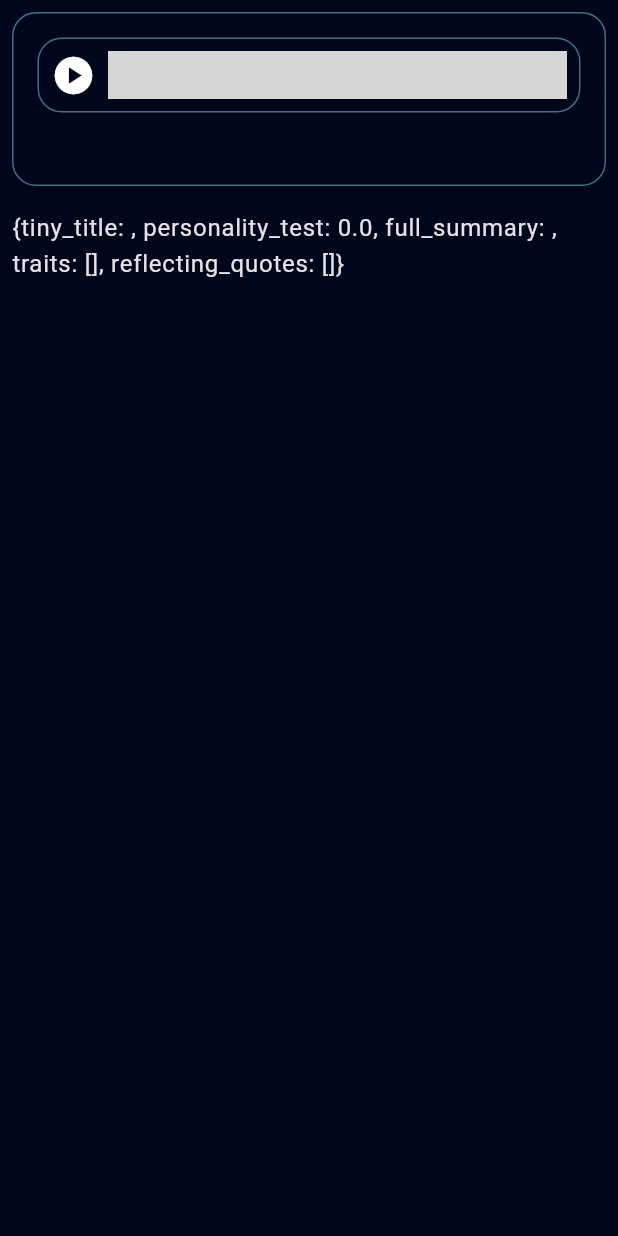
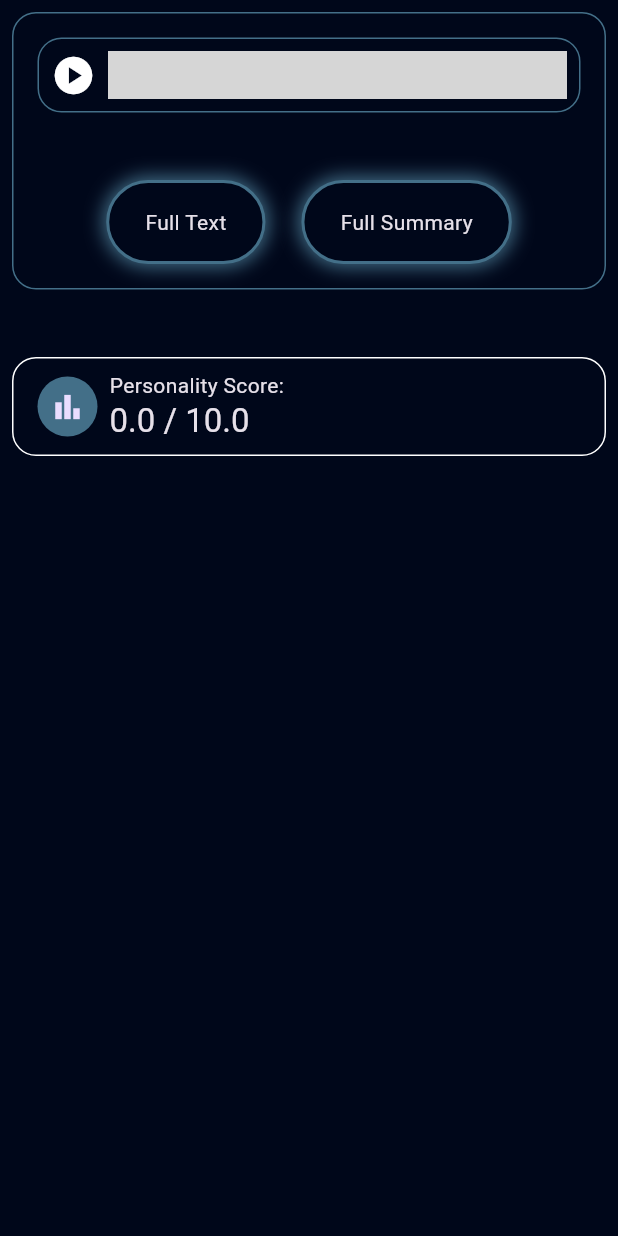
Before and after one commit to naimurhasan/alindor_brainai, a Flutter app: the RecordSuccessStateBody widget shown alone on an empty page, opened directly with empty values, on a phone screen of 412 x 824 dp. Run offline on Flutter 3.47's test engine with Material 3 defaults, Android fonts, the phone set to English and light mode, and no system bars; our stand-ins replace dio, firebase_auth, firebase_core, flutter_bloc, flutter_dotenv, font_awesome_flutter and 4 more; missing offline and left inert: audio_waveforms; accounts and stored records are empty; grey boxes are pictures that could not be loaded.

Commit message:
personality score designed

```diff
--- a/lib/src/features/ind_record/data/datastore/ind_record_datstore_impl.dart
+++ b/lib/src/features/ind_record/data/datastore/ind_record_datstore_impl.dart
@@ -41,8 +41,8 @@ class IndRecordDataStoreImpl implements IndRecordDataStore {
   Future<TextAnalysisResult> analyzePersonality(String speechText) async {
 
     // use demo to save api call
-    // final rawArgument = "{\"personality_test\":8,\"tiny_title\":\"Exploring the Sundarbans\",\"full_summary\":\"A reflection on the awe-inspiring beauty and resilience of the Sundarbans mangrove forests.\",\"traits\":[{\"name\":\"Empathy\",\"score\":9},{\"name\":\"Optimism\",\"score\":8},{\"name\":\"Courage\",\"score\":7},{\"name\":\"Resilience\",\"score\":8},{\"name\":\"Intelligence\",\"score\":8}],\"reflecting_quotes\":[{\"topic\":\"Favorite Topics and People\",\"quote\":\"The dense mangrove forests seemed to breathe with life, each leaf whispering tales of mystery and resilience.\"},{\"topic\":\"Personal Profile\",\"quote\":\"I carried with me memories that would last a lifetime, a testament to the enduring power of nature's embrace.\"},{\"topic\":\"Less Favorite Topics and People\",\"quote\":\"Despite the challenges posed by climate change and human encroachment, the Sundarbans stood as a symbol of resilience, a sanctuary for both wildlife and the human spirit.\"}]}";
-    //   return TextAnalysisResult.fromJson(json.decode(rawArgument));
+    final rawArgument = "{\"personality_test\":8,\"tiny_title\":\"Exploring the Sundarbans\",\"full_summary\":\"A reflection on the awe-inspiring beauty and resilience of the Sundarbans mangrove forests.\",\"traits\":[{\"name\":\"Empathy\",\"score\":9},{\"name\":\"Optimism\",\"score\":8},{\"name\":\"Courage\",\"score\":7},{\"name\":\"Resilience\",\"score\":8},{\"name\":\"Intelligence\",\"score\":8}],\"reflecting_quotes\":[{\"topic\":\"Favorite Topics and People\",\"quote\":\"The dense mangrove forests seemed to breathe with life, each leaf whispering tales of mystery and resilience.\"},{\"topic\":\"Personal Profile\",\"quote\":\"I carried with me memories that would last a lifetime, a testament to the enduring power of nature's embrace.\"},{\"topic\":\"Less Favorite Topics and People\",\"quote\":\"Despite the challenges posed by climate change and human encroachment, the Sundarbans stood as a symbol of resilience, a sanctuary for both wildlife and the human spirit.\"}]}";
+      return TextAnalysisResult.fromJson(json.decode(rawArgument));
 
     httpClient.client.options.headers['Authorization'] =
         'Bearer ${AppEnv.openAiApiKey}';
--- a/lib/src/features/ind_record/presentation/ind_record_page.dart
+++ b/lib/src/features/ind_record/presentation/ind_record_page.dart
@@ -4,6 +4,8 @@ import 'package:alindor_brainai/src/features/auth/presentation/bloc/authenticati
 import 'package:alindor_brainai/src/features/ind_record/domain/ind_record_repository.dart';
 import 'package:alindor_brainai/src/features/ind_record/presentation/bloc/ind_record_bloc.dart';
 import 'package:alindor_brainai/src/features/ind_record/presentation/widgets/recorded_audio_player.dart';
+import 'package:alindor_brainai/src/features/ind_record/presentation/widgets/text_analysis_result_view.dart';
+import 'package:alindor_brainai/src/features/ind_record/presentation/widgets/text_switching_widget.dart';
 import 'package:flutter/material.dart';
 import 'package:flutter_bloc/flutter_bloc.dart';
 import 'package:go_router/go_router.dart';
@@ -29,10 +31,20 @@ class IndRecordBody extends StatelessWidget {
   Widget build(BuildContext context) {
     return BlocBuilder<IndRecordBloc, IndRecordState>(
         builder: (context, state) {
+      // title text
+      String appBarTitle = "Record Something!";
+      if (state is IndRecordSuccessState && state.textAnalysisResult != null) {
+        appBarTitle = state.textAnalysisResult!.tinyTitle;
+      }
+
       return Scaffold(
         appBar: AppBar(
+          leading: const SizedBox(),
           title: AppBar(
-            title: const Text("Record Something!"),
+            title: Text(
+              appBarTitle,
+              style: Theme.of(context).textTheme.bodyLarge,
+            ),
             centerTitle: true,
           ),
           actions: [
@@ -48,7 +60,7 @@ class IndRecordBody extends StatelessWidget {
         floatingActionButtonLocation: FloatingActionButtonLocation.centerFloat,
         floatingActionButton: FloatingActionButton(
           backgroundColor:
-              state is IndRecordRecordingState ? AppColors.negative : null,
+              state is IndRecordRecordingState ? AppColors.negative : AppColors.btnBorder,
           onPressed: () {
             if (state is IndRecordRecordingState) {
               context.read<IndRecordBloc>().add(IndRecordStopEvent());
@@ -90,6 +102,7 @@ class RecordSuccessStateBody extends StatelessWidget {
         child: Column(
           mainAxisAlignment: MainAxisAlignment.center,
           children: [
+            // audio and speech + summary
             Container(
               padding: const EdgeInsets.all(AppSizes.padding * 2),
               decoration: BoxDecoration(
@@ -108,13 +121,19 @@ class RecordSuccessStateBody extends StatelessWidget {
                       style: Theme.of(context).textTheme.bodyLarge,
                     ),
                   ] else
-                    Text(
-                      state.message,
-                      style: Theme.of(context).textTheme.bodyLarge,
-                    ),
+                    state.textAnalysisResult == null
+                        ? Text(
+                            state.message,
+                            style: Theme.of(context).textTheme.bodyLarge,
+                          )
+                        : TextSwitchingWidgets(
+                            text1: state.textAnalysisResult!.fullSummary,
+                            text2: state.message,
+                          ),
                 ],
               ),
             ),
+            // more details
             const SizedBox(height: AppSizes.padding * 2),
             if (state.isGeneratingAnalysis) ...[
               const CircularProgressIndicator(),
@@ -124,11 +143,11 @@ class RecordSuccessStateBody extends StatelessWidget {
                 style: Theme.of(context).textTheme.bodyLarge,
               ),
             ] else
-             state.textAnalysisResult == null ? SizedBox() :
-              Text(
-                state.textAnalysisResult?.toJson().toString() ?? "",
-                style: Theme.of(context).textTheme.bodyLarge,
-              ),
+              state.textAnalysisResult == null
+                  ? SizedBox()
+                  : TextAnalysisResultView(
+                    data: state.textAnalysisResult!,
+                  ),
           ],
         ),
       ),
--- /dev/null
+++ b/lib/src/features/ind_record/presentation/widgets/text_analysis_result_view.dart
@@ -0,0 +1,59 @@
+import 'package:alindor_brainai/src/core/utils/constants.dart';
+import 'package:alindor_brainai/src/features/ind_record/data/model/text_analyzed_result/text_analyzed_result.dart';
+import 'package:flutter/material.dart';
+
+class TextAnalysisResultView extends StatelessWidget {
+  final TextAnalysisResult data;
+
+  const TextAnalysisResultView({
+    super.key,
+    required this.data,
+  });
+
+  @override
+  Widget build(BuildContext context) {
+    return Column(
+      children: [
+        Text(data.tinyTitle),
+        const SizedBox(
+          height: AppSizes.padding,
+        ),
+        // personality score
+        Container(
+          padding: const EdgeInsets.symmetric(
+            vertical: AppSizes.padding,
+            horizontal: AppSizes.padding * 2,
+          ),
+          decoration: BoxDecoration(
+            border: Border.all(color: AppColors.white),
+            borderRadius: BorderRadius.circular(AppSizes.borderRadius),
+          ),
+          child: Row(
+            children: [
+              CircleAvatar(
+                child: Icon(Icons.bar_chart),
+                backgroundColor: AppColors.btnBorder,
+              ),
+              const SizedBox(
+                width: AppSizes.padding,
+              ),
+              Column(
+                crossAxisAlignment: CrossAxisAlignment.start,
+                children: [
+                  Text("Personality Score:"),
+                  Text(
+                    "${data.personalityTest} / 10.0",
+                    style: Theme.of(context).textTheme.titleLarge,
+                  ),
+                ],
+              ),
+            ],
+          ),
+        ),
+        const SizedBox(
+          height: AppSizes.padding,
+        ),
+      ],
+    );
+  }
+}
--- /dev/null
+++ b/lib/src/features/ind_record/presentation/widgets/text_switching_widget.dart
@@ -0,0 +1,56 @@
+import 'package:alindor_brainai/src/core/utils/constants.dart';
+import 'package:alindor_brainai/src/core/widgets/app_button.dart';
+import 'package:flutter/material.dart';
+
+class TextSwitchingWidgets extends StatefulWidget {
+  final String text1;
+  final String text2;
+
+  const TextSwitchingWidgets(
+      {super.key, required this.text1, required this.text2});
+
+  @override
+  State<TextSwitchingWidgets> createState() => _TextSwitchingWidgetsState();
+}
+
+class _TextSwitchingWidgetsState extends State<TextSwitchingWidgets> {
+  int _index = 0;
+  @override
+  Widget build(BuildContext context) {
+    return Column(
+      children: [
+        Text(
+          _index == 0 ? widget.text1 : widget.text2,
+          textAlign: TextAlign.center,
+        ),
+        const SizedBox(
+          height: AppSizes.padding * 2,
+        ),
+        Row(
+          mainAxisAlignment: MainAxisAlignment.center,
+          children: [
+            AppButton(
+              child: Text("Full Text"),
+              onPressed: () {
+                setState(() {
+                  _index = 1;
+                });
+              },
+            ),
+            SizedBox(
+              width: AppSizes.padding * 3,
+            ),
+            AppButton(
+              child: Text("Full Summary"),
+              onPressed: () {
+                setState(() {
+                  _index = 0;
+                });
+              },
+            ),
+          ],
+        )
+      ],
+    );
+  }
+}
```
